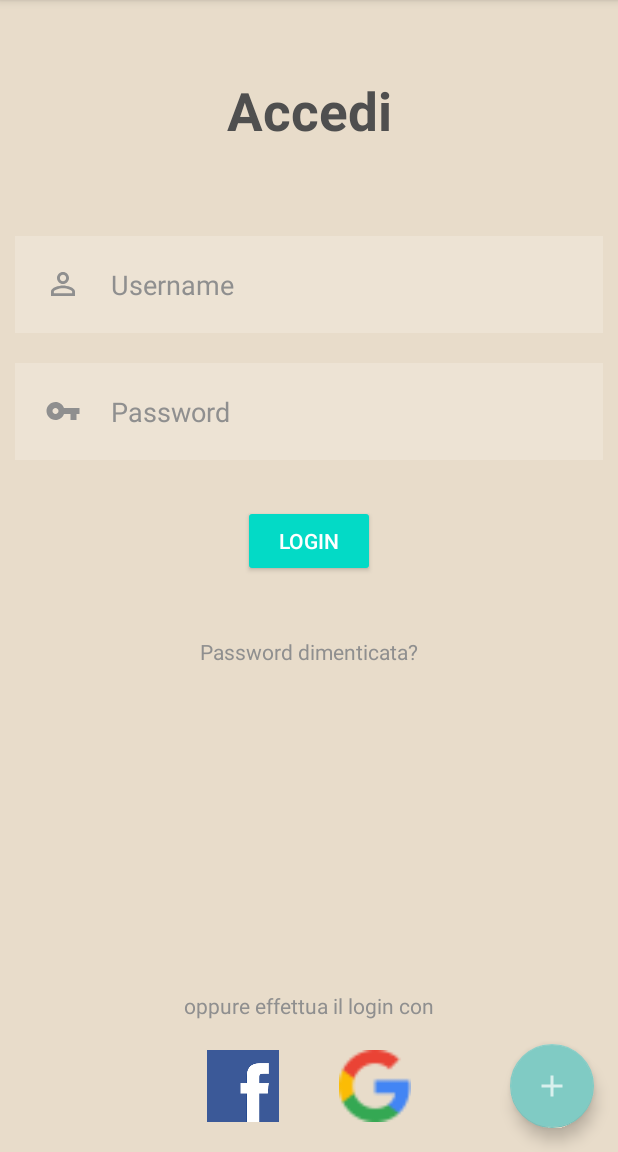
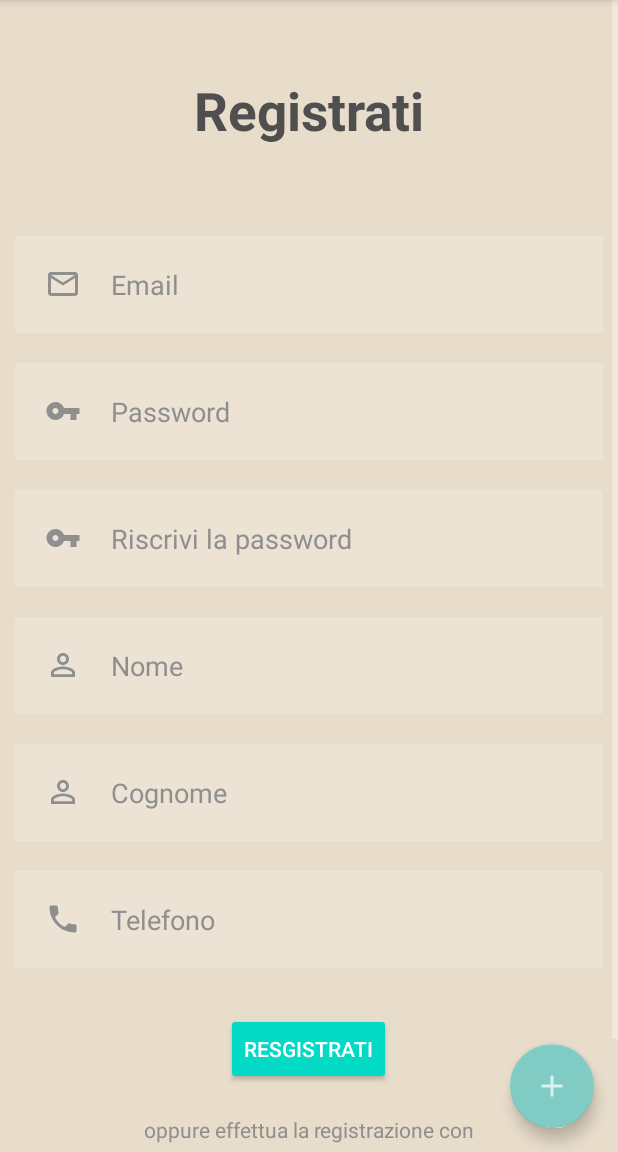
Before and after one commit to AlbertoDiGirolamo/ProgettoMobile_07-05, an Android app: the screen it shows after launch (MainActivity), in the side drawer, after a tap on "Profile", on a phone screen of 412 x 824 dp, the part 84-1236 px from its top. Run offline under Robolectric (Android 15) with nearby library versions, the phone set to English and light mode, and no system bars; our stand-ins replace Room's generated code.

Commit message:
aggiunta pagina di registrazione e inizio procedura con interazione con room

```diff
--- a/app/src/main/java/com/example/progettomobile_07_05/Database/CardItemDAO.java
+++ b/app/src/main/java/com/example/progettomobile_07_05/Database/CardItemDAO.java
@@ -18,7 +18,5 @@ public interface CardItemDAO {
     @Query("SELECT * FROM item ORDER BY item_id DESC")
     LiveData<List<CardItem>> getCardItems();
 
-    @Transaction
-    @Query("SELECT * FROM item ORDER BY item_id DESC")
-    LiveData<List<CardItem>> getFilteredCardItems();
+
 }
--- a/app/src/main/java/com/example/progettomobile_07_05/Database/CardItemRepository.java
+++ b/app/src/main/java/com/example/progettomobile_07_05/Database/CardItemRepository.java
@@ -11,7 +11,7 @@ public class CardItemRepository {
     private LiveData<List<CardItem>> cardItemList;
 
     public CardItemRepository(Application application){
-        CardItemDatabase db = CardItemDatabase.getDatabse(application);
+        Database db = Database.getDatabse(application);
         cardItemDAO = db.cardItemDAO();
         cardItemList = cardItemDAO.getCardItems();
     }
@@ -21,7 +21,7 @@ public class CardItemRepository {
     }
 
     public void addCardItem(CardItem cardItem){
-        CardItemDatabase.executor.execute(new Runnable() {
+        Database.executor.execute(new Runnable() {
             @Override
             public void run() {
                 cardItemDAO.addCardItem(cardItem);
--- a/app/src/main/java/com/example/progettomobile_07_05/Database/CardItemDatabase.java
+++ b/app/src/main/java/com/example/progettomobile_07_05/Database/Database.java
@@ -2,28 +2,28 @@ package com.example.progettomobile_07_05.Database;
 
 import android.content.Context;
 
-import androidx.room.Database;
 import androidx.room.Room;
 import androidx.room.RoomDatabase;
 
 import java.util.concurrent.ExecutorService;
 import java.util.concurrent.Executors;
 
-@Database(entities = {CardItem.class}, version = 1)
-public abstract class CardItemDatabase extends RoomDatabase {
+@androidx.room.Database(entities = {CardItem.class, User.class}, version = 1)
+public abstract class Database extends RoomDatabase {
     public abstract CardItemDAO cardItemDAO();
+    public abstract UserDAO userDAO();
 
 
-    private static volatile CardItemDatabase ISTANCE;
+    private static volatile Database ISTANCE;
     static final ExecutorService executor = Executors.newFixedThreadPool(4);
 
-    static CardItemDatabase getDatabse(final Context context){
+    static Database getDatabse(final Context context){
 
         if(ISTANCE == null){
-            synchronized (CardItemDatabase.class){
+            synchronized (Database.class){
                 if(ISTANCE == null){
                     ISTANCE = Room.databaseBuilder(context.getApplicationContext(),
-                            CardItemDatabase.class, "product_database")
+                            Database.class, "product_database")
                             .build();
                 }
             }
--- /dev/null
+++ b/app/src/main/java/com/example/progettomobile_07_05/Database/User.java
@@ -0,0 +1,68 @@
+package com.example.progettomobile_07_05.Database;
+
+import androidx.room.ColumnInfo;
+import androidx.room.Entity;
+import androidx.room.PrimaryKey;
+
+@Entity(tableName = "user")
+public class User {
+
+    @PrimaryKey(autoGenerate = true)
+    @ColumnInfo(name = "user_id")
+    private int id;
+
+    @ColumnInfo(name = "email")
+    private String email;
+
+    @ColumnInfo(name = "password")
+    private String password;
+
+    @ColumnInfo(name = "name")
+    private String nameUser;
+
+    @ColumnInfo(name = "surname")
+    private String surnameUser;
+
+    @ColumnInfo(name = "telephone_number")
+    private String telephoneNumber;
+
+
+
+    public User(String email,String password, String nameUser, String surnameUser, String telephoneNumber){
+        this.email = email;
+        this.password = password;
+        this.nameUser = nameUser;
+        this.surnameUser = surnameUser;
+        this.telephoneNumber = telephoneNumber;
+
+
+
+    }
+
+    public String getPassword() {
+        return password;
+    }
+    public String getEmail() {
+        return email;
+    }
+
+    public String getNameUser() {
+        return nameUser;
+    }
+
+    public String getSurnameUser() {
+        return surnameUser;
+    }
+
+    public String getTelephoneNumber() {
+        return telephoneNumber;
+    }
+
+    public int getId() {
+        return id;
+    }
+
+    public void setId(int id) {
+        this.id = id;
+    }
+}
--- /dev/null
+++ b/app/src/main/java/com/example/progettomobile_07_05/Database/UserDAO.java
@@ -0,0 +1,29 @@
+package com.example.progettomobile_07_05.Database;
+
+import androidx.lifecycle.LiveData;
+import androidx.room.Dao;
+import androidx.room.Insert;
+import androidx.room.OnConflictStrategy;
+import androidx.room.Query;
+import androidx.room.Transaction;
+
+import java.util.List;
+
+@Dao
+public interface UserDAO {
+    @Insert(onConflict = OnConflictStrategy.IGNORE)
+    void addUser(User user);
+
+    @Transaction
+    @Query("SELECT * FROM user ORDER BY user_id DESC")
+    LiveData<List<User>> getUsers();
+
+    @Query("SELECT * FROM user WHERE email LIKE :email AND " +
+            "password LIKE :password LIMIT 1")
+    LiveData<User> getUserForLogin(String email, String password);
+
+    @Query("SELECT * FROM user WHERE email LIKE :email")
+    LiveData<User> getUserEmail(String email);
+
+
+}
--- /dev/null
+++ b/app/src/main/java/com/example/progettomobile_07_05/Database/UserRepository.java
@@ -0,0 +1,38 @@
+package com.example.progettomobile_07_05.Database;
+
+import android.app.Application;
+
+import androidx.lifecycle.LiveData;
+
+import java.util.List;
+
+public class UserRepository {
+    private UserDAO userDAO;
+    private LiveData<List<User>> userList;
+
+    public UserRepository(Application application){
+        Database db = Database.getDatabse(application);
+        userDAO = db.userDAO();
+        userList = userDAO.getUsers();
+    }
+
+    public LiveData<List<User>> getUsersList(){
+        return  userList;
+    }
+
+    public LiveData<User> getUserFromEmail(String email){
+        return userDAO.getUserEmail(email);
+    }
+    public LiveData<User> checkLogin(String email, String password){
+        return userDAO.getUserForLogin(email, password);
+    }
+
+    public void addUser(User user){
+        Database.executor.execute(new Runnable() {
+            @Override
+            public void run() {
+                userDAO.addUser(user);
+            }
+        });
+    }
+}
--- a/app/src/main/java/com/example/progettomobile_07_05/HomeFragment.java
+++ b/app/src/main/java/com/example/progettomobile_07_05/HomeFragment.java
@@ -129,24 +129,5 @@ public class HomeFragment extends Fragment  implements OnItemListener {
             listViewModel.setItemSelected(adapter.getItemSelected(position));
         }
     }
-/*
-    @Override
-    public void onCreateOptionsMenu(@NonNull Menu menu, @NonNull MenuInflater inflater) {
-        super.onCreateOptionsMenu(menu, inflater);
 
-        MenuItem item = menu.findItem(R.id.search_icon);
-        SearchView searchView = (SearchView) item.getActionView();
-        searchView.setOnQueryTextListener(new SearchView.OnQueryTextListener() {
-            @Override
-            public boolean onQueryTextSubmit(String query) {
-                return false;
-            }
-
-            @Override
-            public boolean onQueryTextChange(String newText) {
-                adapter.getFilter().filter(newText);
-                return false;
-            }
-        });
-    }*/
 }
--- a/app/src/main/java/com/example/progettomobile_07_05/LoginFragment.java
+++ b/app/src/main/java/com/example/progettomobile_07_05/LoginFragment.java
@@ -26,15 +26,15 @@ public class LoginFragment extends Fragment {
     public void onViewCreated(@NonNull View view, @Nullable Bundle savedInstanceState) {
         super.onViewCreated(view, savedInstanceState);
 
-        TextView username = (TextView) view.findViewById(R.id.username);
-        TextView password = (TextView) view.findViewById(R.id.password);
+        TextView mail = (TextView) view.findViewById(R.id.maillogin);
+        TextView password = (TextView) view.findViewById(R.id.passwordlogin);
 
         Button loginBtn = (Button) view.findViewById(R.id.loginbutton);
 
         loginBtn.setOnClickListener(new View.OnClickListener() {
             @Override
             public void onClick(View view) {
-                if (username.getText().toString().equals("admin") && password.getText().toString().equals("admin")) {
+                if (mail.getText().toString().equals("admin") && password.getText().toString().equals("admin")) {
 
                     Toast.makeText(getActivity(), "LOGIN OK", Toast.LENGTH_SHORT).show();
                 }
--- a/app/src/main/java/com/example/progettomobile_07_05/MainActivity.java
+++ b/app/src/main/java/com/example/progettomobile_07_05/MainActivity.java
@@ -101,7 +101,7 @@ public class MainActivity extends AppCompatActivity implements NavigationView.On
                 break;
             case R.id.nav_profile:
                 if (actualPage != R.id.nav_profile) {
-                    getSupportFragmentManager().beginTransaction().replace(R.id.fragment_container, new LoginFragment()).commit();
+                    getSupportFragmentManager().beginTransaction().replace(R.id.fragment_container, new RegisterFragment()).commit();
                     actualPage = R.id.nav_profile;
                 }
                 break;
--- /dev/null
+++ b/app/src/main/java/com/example/progettomobile_07_05/RegisterFragment.java
@@ -0,0 +1,64 @@
+package com.example.progettomobile_07_05;
+
+import android.os.Bundle;
+import android.util.Log;
+import android.view.LayoutInflater;
+import android.view.View;
+import android.view.ViewGroup;
+import android.widget.Button;
+import android.widget.TextView;
+import android.widget.Toast;
+
+import androidx.annotation.NonNull;
+import androidx.annotation.Nullable;
+import androidx.fragment.app.Fragment;
+import androidx.lifecycle.Observer;
+
+import com.example.progettomobile_07_05.Database.User;
+import com.example.progettomobile_07_05.Database.UserRepository;
+
+public class RegisterFragment extends Fragment {
+
+    private UserRepository repository;
+
+    @Nullable
+    @Override
+    public View onCreateView(@NonNull LayoutInflater inflater, @Nullable ViewGroup container, @Nullable Bundle savedInstanceState) {
+        return inflater.inflate(R.layout.fragment_register, container, false);
+    }
+
+    @Override
+    public void onViewCreated(@NonNull View view, @Nullable Bundle savedInstanceState) {
+        super.onViewCreated(view, savedInstanceState);
+
+        repository = new UserRepository(getActivity().getApplication());
+
+
+        TextView mail = (TextView) view.findViewById(R.id.emailregister);
+        TextView password = (TextView) view.findViewById(R.id.passwordregister);
+        TextView repassword = (TextView) view.findViewById(R.id.repasswordregister);
+        TextView name = (TextView) view.findViewById(R.id.nameregister);
+        TextView surname = (TextView) view.findViewById(R.id.surnameregister);
+        TextView telephoneNumber = (TextView) view.findViewById(R.id.numbertelephoneregister);
+
+
+        Button registerBtn = (Button) view.findViewById(R.id.registerbutton);
+
+        registerBtn.setOnClickListener(new View.OnClickListener() {
+            @Override
+            public void onClick(View view) {
+
+
+                Log.d("room", String.valueOf(repository.getUserFromEmail(mail.getText().toString()).getValue()));
+                if (repository.getUserFromEmail(mail.getText().toString()).getValue() == null) {
+                    repository.addUser(new User(mail.getText().toString(),password.getText().toString(),name.getText().toString(),surname.getText().toString(),telephoneNumber.getText().toString()));
+                    Toast.makeText(getActivity(), "REGISTER OK", Toast.LENGTH_SHORT).show();
+                }
+                else{
+                    Toast.makeText(getActivity(), "REGISTER FAILED", Toast.LENGTH_SHORT).show();
+                }
+            }
+        });
+
+    }
+}
--- /dev/null
+++ b/app/src/main/res/drawable/ic_baseline_mail_outline_24.xml
@@ -0,0 +1,5 @@
+<vector android:height="24dp" android:tint="#8F8F8F"
+    android:viewportHeight="24" android:viewportWidth="24"
+    android:width="24dp" xmlns:android="http://schemas.android.com/apk/res/android">
+    <path android:fillColor="@android:color/white" android:pathData="M20,4L4,4c-1.1,0 -1.99,0.9 -1.99,2L2,18c0,1.1 0.9,2 2,2h16c1.1,0 2,-0.9 2,-2L22,6c0,-1.1 -0.9,-2 -2,-2zM20,18L4,18L4,8l8,5 8,-5v10zM12,11L4,6h16l-8,5z"/>
+</vector>
--- /dev/null
+++ b/app/src/main/res/drawable/ic_baseline_phone_24.xml
@@ -0,0 +1,5 @@
+<vector android:height="24dp" android:tint="#8F8F8F"
+    android:viewportHeight="24" android:viewportWidth="24"
+    android:width="24dp" xmlns:android="http://schemas.android.com/apk/res/android">
+    <path android:fillColor="@android:color/white" android:pathData="M6.62,10.79c1.44,2.83 3.76,5.14 6.59,6.59l2.2,-2.2c0.27,-0.27 0.67,-0.36 1.02,-0.24 1.12,0.37 2.33,0.57 3.57,0.57 0.55,0 1,0.45 1,1V20c0,0.55 -0.45,1 -1,1 -9.39,0 -17,-7.61 -17,-17 0,-0.55 0.45,-1 1,-1h3.5c0.55,0 1,0.45 1,1 0,1.25 0.2,2.45 0.57,3.57 0.11,0.35 0.03,0.74 -0.25,1.02l-2.2,2.2z"/>
+</vector>
--- a/app/src/main/res/layout/fragment_login.xml
+++ b/app/src/main/res/layout/fragment_login.xml
@@ -17,43 +17,52 @@
         android:gravity="center"/>
 
     <EditText
-        android:id="@+id/username"
+        android:id="@+id/maillogin"
         android:layout_width="match_parent"
         android:layout_height="wrap_content"
         android:layout_below="@id/signin"
-        android:layout_margin="10dp"
+        android:layout_marginStart="10dp"
+        android:layout_marginTop="10dp"
+        android:layout_marginEnd="10dp"
+        android:layout_marginBottom="10dp"
         android:background="#30ffffff"
+        android:drawableLeft="@drawable/ic_baseline_mail_outline_24"
+        android:drawablePadding="20dp"
         android:hint="Username"
         android:padding="20dp"
         android:textColor="@color/white_gray"
-        android:textColorHint="@color/white_gray"
-        android:drawableLeft="@drawable/ic_baseline_person_outline_24"
-        android:drawablePadding="20dp"/>
+        android:textColorHint="@color/white_gray" />
 
     <EditText
-        android:id="@+id/password"
+        android:id="@+id/passwordlogin"
         android:layout_width="match_parent"
         android:layout_height="wrap_content"
-        android:layout_below="@id/username"
-        android:layout_margin="10dp"
+        android:layout_below="@id/maillogin"
+        android:layout_marginStart="10dp"
+        android:layout_marginTop="10dp"
+        android:layout_marginEnd="10dp"
+        android:layout_marginBottom="10dp"
         android:background="#30ffffff"
+        android:drawableLeft="@drawable/ic_baseline_vpn_key_24"
+        android:drawablePadding="20dp"
         android:hint="Password"
+        android:inputType="textPassword"
         android:padding="20dp"
         android:textColor="@color/white_gray"
-        android:textColorHint="@color/white_gray"
-        android:drawableLeft="@drawable/ic_baseline_vpn_key_24"
-        android:drawablePadding="20dp"
-        android:inputType="textPassword"/>
+        android:textColorHint="@color/white_gray" />
 
     <Button
+        android:id="@+id/loginbutton"
         android:layout_width="wrap_content"
         android:layout_height="wrap_content"
-        android:id="@+id/loginbutton"
-        android:layout_below="@id/password"
-        android:text="LOGIN"
+        android:layout_below="@id/passwordlogin"
+        android:layout_centerHorizontal="true"
+        android:layout_marginStart="20dp"
+        android:layout_marginTop="20dp"
+        android:layout_marginEnd="20dp"
+        android:layout_marginBottom="20dp"
         android:backgroundTint="@color/design_default_color_secondary"
-        android:layout_centerHorizontal="true"
-        android:layout_margin="20dp"/>
+        android:text="LOGIN" />
     <TextView
         android:layout_width="wrap_content"
         android:layout_height="wrap_content"
@@ -85,7 +94,7 @@
             android:layout_width="48dp"
             android:layout_height="48dp"
             android:layout_margin="20dp"
-            android:src="@drawable/fb"/>
+            android:src="@drawable/fb" />
         <ImageView
             android:layout_width="48dp"
             android:layout_height="48dp"
@@ -96,11 +105,4 @@
     </LinearLayout>
 
 
-
-
-
-
-
-
-
 </RelativeLayout>
--- /dev/null
+++ b/app/src/main/res/layout/fragment_register.xml
@@ -0,0 +1,168 @@
+<?xml version="1.0" encoding="utf-8"?>
+
+<ScrollView xmlns:android="http://schemas.android.com/apk/res/android"
+    android:layout_width="match_parent"
+    android:layout_height="match_parent"
+    >
+
+
+    <RelativeLayout
+        android:layout_width="match_parent"
+        android:layout_height="match_parent"
+        android:background="@color/cream"
+        android:id="@+id/fragment_login">
+
+
+        <TextView
+            android:layout_width="match_parent"
+            android:layout_height="wrap_content"
+            android:id="@+id/signuptitle"
+            android:text="Registrati"
+            android:textColor="@color/gray"
+            android:textSize="35dp"
+            android:textStyle="bold"
+            android:layout_margin="50dp"
+            android:gravity="center"/>
+
+        <EditText
+            android:id="@+id/emailregister"
+            android:layout_width="match_parent"
+            android:layout_height="wrap_content"
+            android:layout_below="@id/signuptitle"
+            android:layout_marginStart="10dp"
+            android:layout_marginTop="10dp"
+            android:layout_marginEnd="10dp"
+            android:layout_marginBottom="10dp"
+            android:background="#30ffffff"
+            android:drawableLeft="@drawable/ic_baseline_mail_outline_24"
+            android:drawablePadding="20dp"
+            android:hint="Email"
+            android:padding="20dp"
+            android:textColor="@color/white_gray"
+            android:textColorHint="@color/white_gray" />
+
+        <EditText
+            android:id="@+id/passwordregister"
+            android:layout_width="match_parent"
+            android:layout_height="wrap_content"
+            android:layout_below="@id/emailregister"
+            android:layout_marginStart="10dp"
+            android:layout_marginTop="10dp"
+            android:layout_marginEnd="10dp"
+            android:layout_marginBottom="10dp"
+            android:background="#30ffffff"
+            android:drawableLeft="@drawable/ic_baseline_vpn_key_24"
+            android:drawablePadding="20dp"
+            android:hint="Password"
+            android:inputType="textPassword"
+            android:padding="20dp"
+            android:textColor="@color/white_gray"
+            android:textColorHint="@color/white_gray" />
+        <EditText
+            android:id="@+id/repasswordregister"
+            android:layout_width="match_parent"
+            android:layout_height="wrap_content"
+            android:layout_below="@id/passwordregister"
+            android:layout_marginStart="10dp"
+            android:layout_marginTop="10dp"
+            android:layout_marginEnd="10dp"
+            android:layout_marginBottom="10dp"
+            android:background="#30ffffff"
+            android:drawableLeft="@drawable/ic_baseline_vpn_key_24"
+            android:drawablePadding="20dp"
+            android:hint="Riscrivi la password"
+            android:inputType="textPassword"
+            android:padding="20dp"
+            android:textColor="@color/white_gray"
+            android:textColorHint="@color/white_gray" />
+        <EditText
+            android:id="@+id/nameregister"
+            android:layout_width="match_parent"
+            android:layout_height="wrap_content"
+            android:layout_below="@id/repasswordregister"
+            android:layout_margin="10dp"
+            android:background="#30ffffff"
+            android:hint="Nome"
+            android:padding="20dp"
+            android:textColor="@color/white_gray"
+            android:textColorHint="@color/white_gray"
+            android:drawableLeft="@drawable/ic_baseline_person_outline_24"
+            android:drawablePadding="20dp"
+            />
+        <EditText
+            android:id="@+id/surnameregister"
+            android:layout_width="match_parent"
+            android:layout_height="wrap_content"
+            android:layout_below="@id/nameregister"
+            android:layout_margin="10dp"
+            android:background="#30ffffff"
+            android:hint="Cognome"
+            android:padding="20dp"
+            android:textColor="@color/white_gray"
+            android:textColorHint="@color/white_gray"
+            android:drawableLeft="@drawable/ic_baseline_person_outline_24"
+            android:drawablePadding="20dp"
+            />
+        <EditText
+            android:id="@+id/numbertelephoneregister"
+            android:layout_width="match_parent"
+            android:layout_height="wrap_content"
+            android:layout_below="@id/surnameregister"
+            android:layout_margin="10dp"
+            android:background="#30ffffff"
+            android:hint="Telefono"
+            android:padding="20dp"
+            android:textColor="@color/white_gray"
+            android:textColorHint="@color/white_gray"
+            android:drawableLeft="@drawable/ic_baseline_phone_24"
+            android:drawablePadding="20dp"
+            />
+
+        <Button
+            android:layout_width="wrap_content"
+            android:layout_height="wrap_content"
+            android:id="@+id/registerbutton"
+            android:layout_below="@id/numbertelephoneregister"
+            android:text="RESGISTRATI"
+            android:backgroundTint="@color/design_default_color_secondary"
+            android:layout_centerHorizontal="true"
+            android:layout_margin="20dp"/>
+
+
+
+        <TextView
+            android:layout_width="wrap_content"
+            android:layout_height="wrap_content"
+            android:id="@+id/others"
+            android:layout_below="@id/registerbutton"
+            android:text="oppure effettua la registrazione con"
+            android:textColor="@color/white_gray"
+            android:layout_centerHorizontal="true"/>
+
+        <LinearLayout
+            android:layout_width="match_parent"
+            android:layout_height="wrap_content"
+            android:layout_below="@id/registerbutton"
+            android:layout_alignParentBottom="true"
+            android:gravity="center"
+            android:id="@+id/socialicons"
+            android:layout_marginTop="20dp">
+
+
+            <ImageView
+                android:layout_width="48dp"
+                android:layout_height="48dp"
+                android:layout_margin="20dp"
+                android:src="@drawable/fb"/>
+            <ImageView
+                android:layout_width="48dp"
+                android:layout_height="48dp"
+                android:layout_margin="20dp"
+                android:src="@drawable/googleg_standard_color_18"/>
+
+
+        </LinearLayout>
+
+
+    </RelativeLayout>
+</ScrollView>
```
